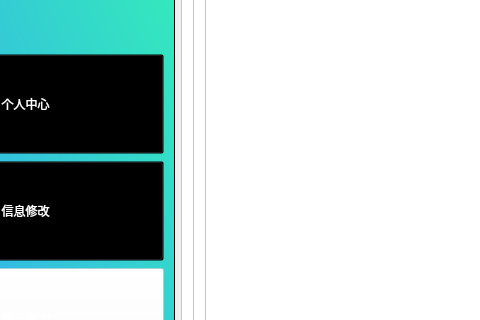
Qt form Library/Library/student_borrowdetail.ui (BooksOcean/BooksOcean) before a commit; both pictures show x 136 to 616 and y 215 to 535 of the 1021 by 722 pixel window.
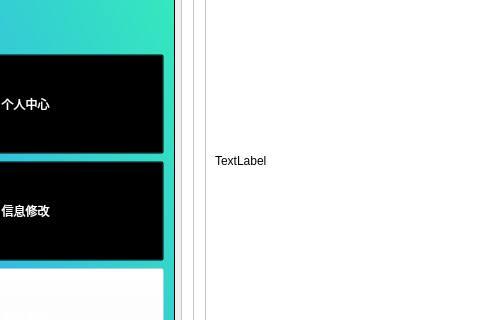
The same form after that commit. Icons and pictures are not drawn.

```diff
--- a/Library/Library/student_borrowdetail.ui
+++ b/Library/Library/student_borrowdetail.ui
@@ -252,6 +252,19 @@
            <property name="frameShadow">
             <enum>QFrame::Raised</enum>
            </property>
+           <widget class="QLabel" name="lbCover">
+            <property name="geometry">
+             <rect>
+              <x>10</x>
+              <y>90</y>
+              <width>301</width>
+              <height>381</height>
+             </rect>
+            </property>
+            <property name="text">
+             <string>TextLabel</string>
+            </property>
+           </widget>
           </widget>
          </item>
          <item>
```
Left out of the diff: 3 changed lines with no effect on the pictures.
